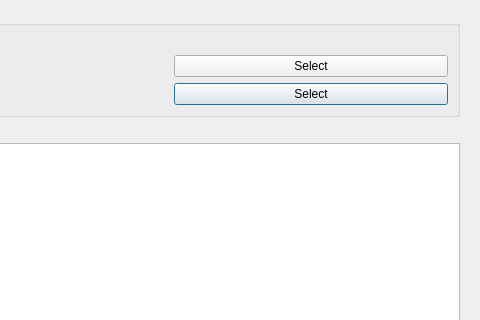
Old version of the form qt_designer_ui/base_import_wizard.ui in the repository hammerheadlemon/xldigest; both pictures show x 178 to 658 and y 0 to 320 of the 658 by 420 pixel window.
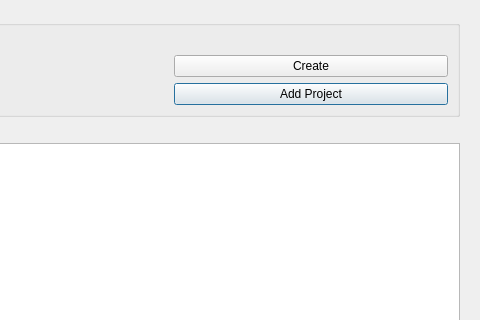
New version of the form.

Commit message: can now add series items to the widget

```diff
--- a/qt_designer_ui/base_import_wizard.ui
+++ b/qt_designer_ui/base_import_wizard.ui
@@ -28,7 +28,7 @@
        <item row="2" column="2">
         <widget class="QPushButton" name="add_project_button">
          <property name="text">
-          <string>Select</string>
+          <string>Add Project</string>
          </property>
         </widget>
        </item>
@@ -81,7 +81,7 @@
        <item row="1" column="2">
         <widget class="QPushButton" name="create_portfolio_button">
          <property name="text">
-          <string>Select</string>
+          <string>Create</string>
          </property>
         </widget>
        </item>
```
Left out of the diff: 8 changed lines with no effect on the pictures. The commit also changes 3 other files.
